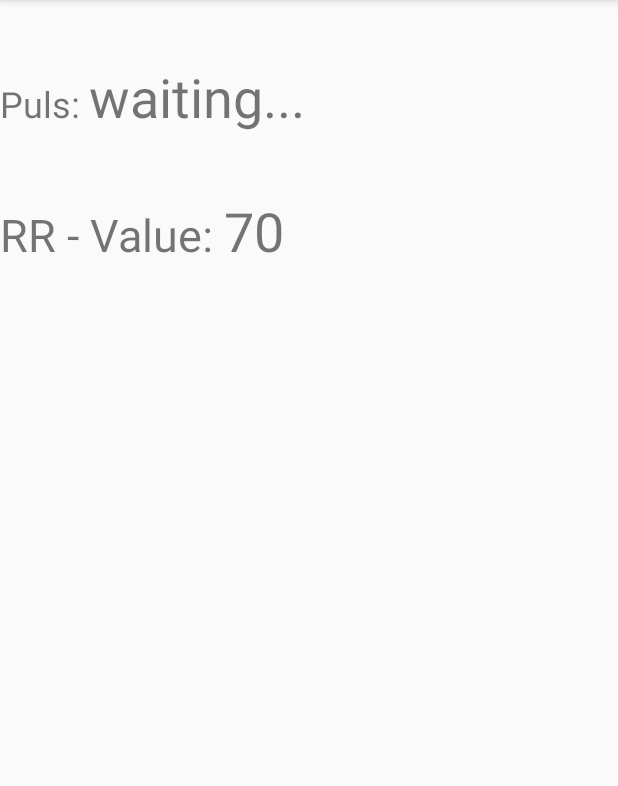
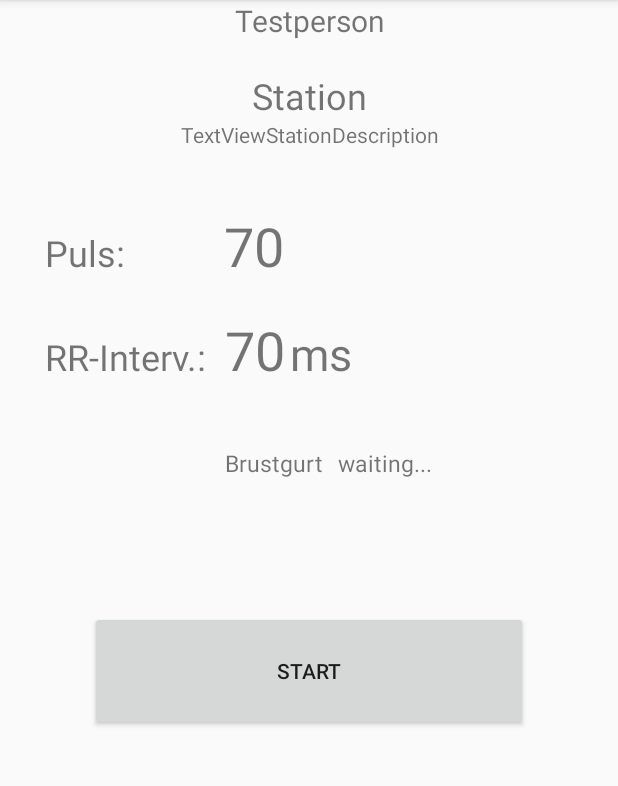
Before and after one commit to planks9/oefast, an Android app: the ConnectToMonitor screen opened directly, with no data from a screen before it, on a phone screen of 412 x 824 dp, the part 84-870 px from its top. Run offline under Robolectric (Android 15) with nearby library versions, the phone set to English and light mode, and no system bars; 2 statements that could not run were skipped.

Commit message:
Change Layout to Fragments, make a new Messaging System for gaining updates from belt, make a singleton Handler

```diff
--- a/app/src/main/java/at/ac/univie/stefan/fast/BluetoothAdapterFactory.java
+++ /dev/null
@@ -1,29 +0,0 @@
-package at.ac.univie.stefan.fast;
-
-import android.bluetooth.BluetoothAdapter;
-
-/**
- * Created by Stefan on 24.03.2018.
- */
-
-public class BluetoothAdapterFactory {
-
-    private BluetoothAdapter bluetoothAdapter;
-    private static BluetoothAdapterFactory instance;
-
-    private BluetoothAdapterFactory () {
-        bluetoothAdapter = BluetoothAdapter.getDefaultAdapter();
-    }
-
-    public static BluetoothAdapterFactory getInstance() {
-        if (BluetoothAdapterFactory.instance==null) {
-            BluetoothAdapterFactory.instance = new BluetoothAdapterFactory();
-        }
-         return BluetoothAdapterFactory.instance;
-        }
-
-
-    public BluetoothAdapter getBluetoothAdapter () {
-        return this.bluetoothAdapter;
-    }
-}
--- /dev/null
+++ b/app/src/main/java/at/ac/univie/stefan/fast/BluetoothAdapterSingleton.java
@@ -0,0 +1,29 @@
+package at.ac.univie.stefan.fast;
+
+import android.bluetooth.BluetoothAdapter;
+
+/**
+ * Created by Stefan on 24.03.2018.
+ */
+
+public class BluetoothAdapterSingleton {
+
+    private BluetoothAdapter bluetoothAdapter;
+    private static BluetoothAdapterSingleton instance;
+
+    private BluetoothAdapterSingleton() {
+        bluetoothAdapter = BluetoothAdapter.getDefaultAdapter();
+    }
+
+    public static BluetoothAdapterSingleton getInstance() {
+        if (BluetoothAdapterSingleton.instance==null) {
+            BluetoothAdapterSingleton.instance = new BluetoothAdapterSingleton();
+        }
+         return BluetoothAdapterSingleton.instance;
+        }
+
+
+    public BluetoothAdapter getBluetoothAdapter () {
+        return this.bluetoothAdapter;
+    }
+}
--- a/app/src/main/java/at/ac/univie/stefan/fast/BluetoothDeviceArrayAdapter.java
+++ b/app/src/main/java/at/ac/univie/stefan/fast/BluetoothDeviceArrayAdapter.java
@@ -14,6 +14,7 @@ import java.util.ArrayList;
 
 /**
  * Created by Stefan on 23.03.2018.
+ * Extend the ArrayAdapter to
  */
 
 public class BluetoothDeviceArrayAdapter extends ArrayAdapter {
--- a/app/src/main/java/at/ac/univie/stefan/fast/BluetoothService.java
+++ b/app/src/main/java/at/ac/univie/stefan/fast/BluetoothService_Polar.java
@@ -18,7 +18,7 @@ import java.util.HashMap;
 import java.util.Map;
 import java.util.UUID;
 
-public class BluetoothService {
+public class BluetoothService_Polar {
 
     // HR example code from developer.polar.com
     public enum AD_TYPE
--- a/app/src/main/java/at/ac/univie/stefan/fast/ConnectToMonitor.java
+++ b/app/src/main/java/at/ac/univie/stefan/fast/ConnectToMonitor.java
@@ -11,12 +11,16 @@ import android.bluetooth.le.ScanCallback;
 import android.bluetooth.le.ScanResult;
 import android.content.Context;
 import android.content.Intent;
+import android.graphics.Color;
 import android.os.Bundle;
 import android.os.Handler;
 import android.os.Looper;
 import android.os.Message;
+import android.support.v4.app.FragmentManager;
+import android.support.v4.app.FragmentTransaction;
 import android.support.v7.app.AppCompatActivity;
 import android.util.Log;
+import android.widget.Button;
 import android.widget.TextView;
 
 import java.util.ArrayList;
@@ -30,6 +34,7 @@ public class ConnectToMonitor extends AppCompatActivity {
 
     public static final int MESSAGEIDHRVALUE=1;
     public static final int MESSAGEIDRRVALUE=2;
+    public static final int MESSAGEIDCONNECTION=3;
 
     public static final String TAG = ConnectToMonitor.class.getSimpleName();
 
@@ -38,9 +43,23 @@ public class ConnectToMonitor extends AppCompatActivity {
     private Context context;
     private BluetoothDevice bluetoothDevice;
     private BluetoothAdapter bluetoothAdapter;
-    private TextView textViewhr;
-    private TextView textViewrrvalue;
     private Handler uihandler;
+    FragmentManager fragmentManager;
+    FragmentTransaction fragmentTransaction;
+
+    Button buttonStationOne;
+    Button buttonStationTwo;
+    Button buttonStationThree;
+    Button buttonStationFour;
+    Button buttonStationFive;
+    Button buttonGesamtstatistik;
+    Button buttonBerichtStationOne;
+    Button buttonBerichtStationTwo;
+    Button buttonBerichtStationThree;
+    Button buttonBerichtStationFour;
+    Button buttonBerichtStationFive;
+    TextView textViewConnected;
+
 
 
 
@@ -48,32 +67,18 @@ public class ConnectToMonitor extends AppCompatActivity {
     @Override
     protected void onCreate(Bundle savedInstanceState) {
         super.onCreate(savedInstanceState);
-        setContentView(R.layout.activity_connect_to_monitor);
+        setContentView(R.layout.fragmentcontainer);
         context = getApplicationContext();
+        fragmentManager  = getSupportFragmentManager();
+        fragmentTransaction = fragmentManager.beginTransaction();
+        fragmentTransaction.replace(R.id.fragmentcontainerid,new StationReadyFragment()).commit();
+        textViewConnected = (TextView) findViewById(R.id.textViewConnected);
 
         Intent intent=getIntent();
-        bluetoothAdapter = BluetoothAdapterFactory.getInstance().getBluetoothAdapter();
+        bluetoothAdapter = BluetoothAdapterSingleton.getInstance().getBluetoothAdapter();
         bluetoothDevice = bluetoothAdapter.getRemoteDevice(intent.getStringExtra(MACADRESSBLUETOOTHDEVICE));
+        uihandler = MessageHandlerFactory.getInstance().getHandler();
 
-        textViewhr = (TextView) findViewById(R.id.texthr);
-        textViewhr.setText("waiting...");
-        textViewrrvalue = (TextView) findViewById(R.id.textrrvalue);
-        uihandler = new Handler(Looper.getMainLooper()) {
-            @Override
-            public void handleMessage(Message msg) {
-                super.handleMessage(msg);
-                int value = (int) msg.obj;
-                switch (msg.what) {
-                    case MESSAGEIDHRVALUE:
-                        textViewhr.setText(""+value);
-                        break;
-                    case MESSAGEIDRRVALUE:
-                        textViewrrvalue.setText(""+value);
-                        break;
-                }
-
-            }
-        };
 
 
         BluetoothGatt bluetoothGatt = bluetoothDevice.connectGatt(context, false, bluetoothGattCallback );
@@ -88,6 +93,8 @@ public class ConnectToMonitor extends AppCompatActivity {
 
 
     }
+
+
 
     private  BluetoothAdapter.LeScanCallback leScanCallback = new BluetoothAdapter.LeScanCallback() {
         @Override
@@ -160,7 +167,7 @@ public class ConnectToMonitor extends AppCompatActivity {
                 int rrPresent = (data[0] & 0x10) >> 4;
                 System.out.println("RRPresent: "+rrPresent);
                 final int hrValue = (hrFormat == 1 ? data[1] + (data[2] << 8) : data[1]) & (hrFormat == 1 ? 0x0000FFFF : 0x000000FF);
-                Message newhrv = uihandler.obtainMessage(MESSAGEIDHRVALUE,hrValue);
+                Message newhrv = MessageHandlerFactory.getInstance().getHandler().obtainMessage(MESSAGEIDHRVALUE,hrValue);
                 newhrv.sendToTarget();
 
                 if( !contactSupported && hrValue == 0 ){
@@ -169,6 +176,8 @@ public class ConnectToMonitor extends AppCompatActivity {
                 }
                 final boolean sensorContactFinal = sensorContact;
                 System.out.println("SensorContactFinal: "+sensorContactFinal);
+                Message newconnection = MessageHandlerFactory.getInstance().getHandler().obtainMessage(MESSAGEIDCONNECTION,sensorContactFinal);
+                newconnection.sendToTarget();
                 int offset = hrFormat + 2;
                 int energy = 0;
                 if (energyExpended == 1) {
@@ -181,7 +190,7 @@ public class ConnectToMonitor extends AppCompatActivity {
                     int len = data.length;
                     while (offset < len) {
                         int rrValue = (int) ((data[offset] & 0xFF) + ((data[offset + 1] & 0xFF) << 8));
-                        Message newrr = uihandler.obtainMessage(MESSAGEIDRRVALUE,rrValue);
+                        Message newrr = MessageHandlerFactory.getInstance().getHandler().obtainMessage(MESSAGEIDRRVALUE,rrValue);
                         newrr.sendToTarget();
                         offset += 2;
                         rrs.add(rrValue);
@@ -214,9 +223,9 @@ public class ConnectToMonitor extends AppCompatActivity {
 
 
     /*private void processDeviceDiscovered(final BluetoothDevice device, int rssi, byte[] scanRecord){
-        Map<BluetoothService.AD_TYPE,byte[]> content = advertisementBytes2Map(scanRecord);
-        if( content.containsKey(BluetoothService.AD_TYPE.GAP_ADTYPE_LOCAL_NAME_COMPLETE) ) {
-            String name = new String(content.get(BluetoothService.AD_TYPE.GAP_ADTYPE_LOCAL_NAME_COMPLETE));
+        Map<BluetoothService_Polar.AD_TYPE,byte[]> content = advertisementBytes2Map(scanRecord);
+        if( content.containsKey(BluetoothService_Polar.AD_TYPE.GAP_ADTYPE_LOCAL_NAME_COMPLETE) ) {
+            String name = new String(content.get(BluetoothService_Polar.AD_TYPE.GAP_ADTYPE_LOCAL_NAME_COMPLETE));
             if (name.startsWith("Polar ")) {
                 String names[] = name.split(" ");
                 if (names.length > 2) {
--- /dev/null
+++ b/app/src/main/java/at/ac/univie/stefan/fast/MessageHandlerFactory.java
@@ -0,0 +1,90 @@
+package at.ac.univie.stefan.fast;
+
+import android.graphics.Color;
+import android.os.Handler;
+import android.os.Looper;
+import android.os.Message;
+import android.util.Log;
+import android.view.View;
+import android.widget.TextView;
+
+import org.w3c.dom.Text;
+
+import static at.ac.univie.stefan.fast.ConnectToMonitor.MESSAGEIDCONNECTION;
+import static at.ac.univie.stefan.fast.ConnectToMonitor.MESSAGEIDHRVALUE;
+import static at.ac.univie.stefan.fast.ConnectToMonitor.MESSAGEIDRRVALUE;
+
+/**
+ * Created by Stefan on 03.04.2018.
+ */
+
+public class MessageHandlerFactory extends Handler {
+
+    private Handler handler;
+    private static MessageHandlerFactory instance;
+
+    private static TextView hr;
+    private static TextView rr;
+    private static TextView connectionstate;
+    private static boolean textviewhravailibel;
+    private static boolean textviewrravailible;
+    private static boolean textviewconnctionstateavailibel;
+
+    private MessageHandlerFactory () {
+
+
+
+        handler = new Handler(Looper.getMainLooper()) {
+            @Override
+            public void handleMessage(Message msg) {
+                super.handleMessage(msg);
+
+                System.out.println("New Message arrived");
+
+                switch (msg.what) {
+                    case MESSAGEIDHRVALUE:
+                        int hrvalue = (int) msg.obj;
+                        System.out.println(hrvalue);
+                        hr.setText(""+hrvalue);
+                        break;
+                    case MESSAGEIDRRVALUE:
+                        int rrvalue = (int) msg.obj;
+                        rr.setText(""+rrvalue);
+                        break;
+                    case MESSAGEIDCONNECTION:
+                        boolean sensorcontact = (boolean) msg.obj;
+                            if (sensorcontact) {
+                                connectionstate.setText("verbunden");
+                                connectionstate.setTextColor(Color.GREEN);
+                            } else {
+                                connectionstate.setText("getrennt");
+                                connectionstate.setTextColor(Color.RED);
+                            }
+
+                }
+            }
+        };
+    }
+
+    public static MessageHandlerFactory getInstance () {
+        if (MessageHandlerFactory.instance==null) {
+            System.out.println("new Handler created");
+            MessageHandlerFactory.instance = new MessageHandlerFactory();
+        }
+        return MessageHandlerFactory.instance;
+    }
+
+    public Handler getHandler () {
+        return handler;
+    }
+
+    public Handler getHandlerandsetViews (View view, int textviewhr, int textviewrr, int textviewconnectionstate) {
+        hr= (TextView) view.findViewById(textviewhr);
+        rr= (TextView) view.findViewById(textviewrr);
+        connectionstate= (TextView) view.findViewById(textviewconnectionstate);
+
+        return handler;
+
+    }
+
+}
--- /dev/null
+++ b/app/src/main/java/at/ac/univie/stefan/fast/StationReadyFragment.java
@@ -0,0 +1,50 @@
+package at.ac.univie.stefan.fast;
+
+
+import android.os.Bundle;
+import android.os.Handler;
+import android.support.annotation.Nullable;
+import android.support.v4.app.Fragment;
+import android.view.LayoutInflater;
+import android.view.View;
+import android.view.ViewGroup;
+import android.widget.Button;
+import android.widget.TextView;
+
+/**
+ * Created by Stefan on 03.04.2018.
+ */
+
+public class StationReadyFragment extends Fragment {
+
+    TextView textViewPersonName;
+    TextView textViewStationName;
+    TextView textViewStatonDescription;
+    TextView textViewHR;
+    TextView textViewRR;
+    TextView textViewconnectionState;
+    Button buttonStart;
+    Handler handler;
+
+    @Nullable
+    @Override
+    public View onCreateView(LayoutInflater inflater, @Nullable ViewGroup container, Bundle savedInstanceState) {
+
+        View view = inflater.inflate(R.layout.stationready,container,false);
+        textViewPersonName = (TextView) view.findViewById(R.id.textViewPersonName);
+        textViewStationName = (TextView) view.findViewById(R.id.textViewStationName);
+        textViewStatonDescription = (TextView) view.findViewById(R.id.textViewStatonDescription);
+        textViewHR = (TextView) view.findViewById(R.id.textViewStatonDescription);
+        textViewRR = (TextView) view.findViewById(R.id.textViewRR);
+        textViewconnectionState = (TextView) view.findViewById(R.id.textViewconnectionState);
+        textViewconnectionState.setText("waiting...");
+        buttonStart = (Button) view.findViewById(R.id.buttonStart);
+
+        handler = MessageHandlerFactory.getInstance().getHandlerandsetViews(view,R.id.textViewHR,R.id.textViewRR,R.id.textViewConnected);
+
+
+
+
+        return view;
+    }
+}
--- /dev/null
+++ b/app/src/main/res/layout/fragmentcontainer.xml
@@ -0,0 +1,9 @@
+<?xml version="1.0" encoding="utf-8"?>
+<LinearLayout xmlns:android="http://schemas.android.com/apk/res/android"
+    android:orientation="vertical"
+    android:layout_width="match_parent"
+    android:layout_height="match_parent"
+    android:id="@+id/fragmentcontainerid">
+
+
+</LinearLayout>
--- /dev/null
+++ b/app/src/main/res/layout/stationready.xml
@@ -0,0 +1,116 @@
+<?xml version="1.0" encoding="utf-8"?>
+<LinearLayout xmlns:android="http://schemas.android.com/apk/res/android"
+    android:orientation="vertical" android:layout_width="match_parent"
+    android:layout_height="match_parent">
+
+    <TextView
+        android:id="@+id/textViewPersonName"
+        android:layout_width="match_parent"
+        android:layout_height="wrap_content"
+        android:gravity="center"
+        android:text="Testperson"
+        android:textSize="20sp" />
+
+    <TextView
+        android:id="@+id/textViewStationName"
+        android:layout_width="match_parent"
+        android:layout_height="wrap_content"
+        android:layout_marginTop="20dp"
+        android:gravity="center"
+        android:text="Station"
+        android:textSize="24sp" />
+
+    <TextView
+        android:id="@+id/textViewStatonDescription"
+        android:layout_width="match_parent"
+        android:layout_height="wrap_content"
+        android:text="TextViewStationDescription"
+        android:textAlignment="center" />
+
+    <TableRow
+        android:layout_width="match_parent"
+        android:layout_height="49dp"
+        android:layout_marginTop="40dp">
+
+        <TextView
+            android:id="@+id/textView2"
+            android:layout_width="wrap_content"
+            android:layout_height="wrap_content"
+            android:layout_marginLeft="30dp"
+            android:text="Puls: "
+            android:textSize="24sp" />
+
+        <TextView
+            android:id="@+id/textViewHR"
+            android:layout_width="wrap_content"
+            android:layout_height="wrap_content"
+            android:layout_marginLeft="60dp"
+            android:text="70"
+            android:textSize="36sp" />
+    </TableRow>
+
+
+    <TableRow
+        android:layout_width="match_parent"
+        android:layout_height="49dp"
+        android:layout_marginTop="20dp">
+
+        <TextView
+            android:id="@+id/textView1"
+            android:layout_width="wrap_content"
+            android:layout_height="wrap_content"
+            android:layout_marginLeft="30dp"
+            android:text="RR-Interv.: "
+            android:textSize="24sp" />
+
+        <TextView
+            android:id="@+id/textViewRR"
+            android:layout_width="wrap_content"
+            android:layout_height="wrap_content"
+            android:layout_marginLeft="6dp"
+            android:text="70"
+            android:textSize="36sp" />
+        <TextView
+            android:id="@+id/textView4"
+            android:layout_width="wrap_content"
+            android:layout_height="wrap_content"
+            android:layout_marginLeft="3dp"
+            android:textSize="30sp"
+            android:text="ms" />
+    </TableRow>
+
+    <TableRow
+        android:layout_width="match_parent"
+        android:layout_height="49dp"
+        android:layout_marginTop="40dp">
+
+        <TextView
+            android:id="@+id/textView3"
+            android:layout_width="wrap_content"
+            android:layout_height="wrap_content"
+            android:layout_marginLeft="150dp"
+            android:text="Brustgurt"
+            android:textSize="15sp" />
+
+        <TextView
+            android:id="@+id/textViewconnectionState"
+            android:layout_width="wrap_content"
+            android:layout_height="wrap_content"
+            android:layout_marginLeft="10dp"
+            android:text="getrennt"
+            android:textSize="15sp" />
+
+
+    </TableRow>
+
+    <Button
+        android:id="@+id/buttonStart"
+        android:layout_width="match_parent"
+        android:layout_height="80dp"
+        android:layout_marginTop="60dp"
+        android:layout_marginRight="60dp"
+        android:layout_marginLeft="60dp"
+        android:text="Start" />
+
+
+</LinearLayout>
```
Also changed, not shown: app/src/main/java/at/ac/univie/stefan/fast/FragmentContainer.java (added, +22 -0 lines), app/src/main/java/at/ac/univie/stefan/fast/MainActivity.java (+1 -8 lines), app/src/main/java/at/ac/univie/stefan/fast/StationMenueFragment.java (added, +63 -0 lines), app/src/main/res/layout/activity_connect_to_monitor.xml (+27 -0 lines), app/src/main/res/layout/stationmenue.xml (added, +158 -0 lines).
